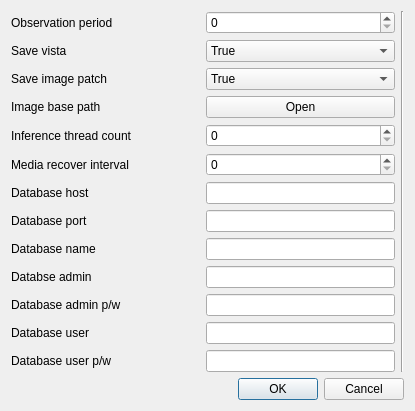
This is js06/resources/config_view.ui in Oh-JongJin/js08 as Qt 5 draws it before an edit. The edited form follows.
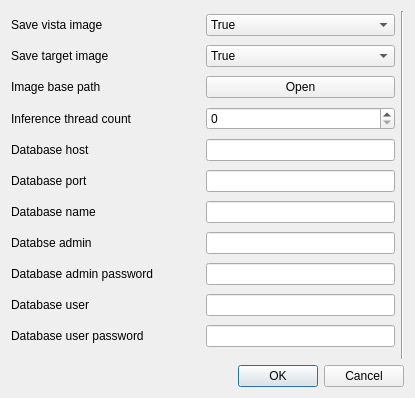
This is the edited form.

```diff
--- a/js06/resources/config_view.ui
+++ b/js06/resources/config_view.ui
@@ -30,137 +30,110 @@
     <layout class="QHBoxLayout" name="horizontalLayout">
      <item>
       <layout class="QGridLayout" name="gridLayout">
-       <item row="10" column="0">
-        <widget class="QLabel" name="label_11">
+       <item row="8" column="1">
+        <widget class="QLineEdit" name="DatabaseAdminPw_lineEdit">
+         <property name="sizePolicy">
+          <sizepolicy hsizetype="Minimum" vsizetype="Fixed">
+           <horstretch>0</horstretch>
+           <verstretch>0</verstretch>
+          </sizepolicy>
+         </property>
+        </widget>
+       </item>
+       <item row="6" column="0">
+        <widget class="QLabel" name="label_9">
          <property name="text">
-          <string>Database admin p/w</string>
+          <string>Database name</string>
+         </property>
+        </widget>
+       </item>
+       <item row="9" column="0">
+        <widget class="QLabel" name="label_12">
+         <property name="text">
+          <string>Database user</string>
          </property>
         </widget>
        </item>
        <item row="4" column="0">
+        <widget class="QLabel" name="label_7">
+         <property name="text">
+          <string>Database host</string>
+         </property>
+        </widget>
+       </item>
+       <item row="3" column="0">
         <widget class="QLabel" name="label_5">
          <property name="text">
           <string>Inference thread count</string>
          </property>
         </widget>
        </item>
-       <item row="12" column="0">
+       <item row="1" column="0">
+        <widget class="QLabel" name="label_3">
+         <property name="text">
+          <string>Save target image</string>
+         </property>
+        </widget>
+       </item>
+       <item row="10" column="0">
         <widget class="QLabel" name="label_13">
          <property name="text">
-          <string>Database user p/w</string>
+          <string>Database user password</string>
          </property>
         </widget>
        </item>
-       <item row="7" column="0">
+       <item row="3" column="1">
+        <widget class="QSpinBox" name="InferenceThreadCount_spinBox"/>
+       </item>
+       <item row="5" column="0">
         <widget class="QLabel" name="label_8">
          <property name="text">
           <string>Database port</string>
          </property>
         </widget>
        </item>
-       <item row="5" column="0">
-        <widget class="QLabel" name="label_6">
-         <property name="text">
-          <string>Media recover interval</string>
-         </property>
-        </widget>
-       </item>
-       <item row="3" column="1">
+       <item row="2" column="1">
         <widget class="QPushButton" name="ImageBasePath_pushButton">
          <property name="text">
           <string>Open</string>
          </property>
         </widget>
        </item>
-       <item row="6" column="1">
-        <widget class="QLineEdit" name="DatabaseHost_lineEdit">
-         <property name="sizePolicy">
-          <sizepolicy hsizetype="Minimum" vsizetype="Fixed">
-           <horstretch>0</horstretch>
-           <verstretch>0</verstretch>
-          </sizepolicy>
-         </property>
-        </widget>
-       </item>
-       <item row="10" column="1">
-        <widget class="QLineEdit" name="DatabaseAdminPw_lineEdit">
-         <property name="sizePolicy">
-          <sizepolicy hsizetype="Minimum" vsizetype="Fixed">
-           <horstretch>0</horstretch>
-           <verstretch>0</verstretch>
-          </sizepolicy>
-         </property>
-        </widget>
-       </item>
-       <item row="4" column="1">
-        <widget class="QSpinBox" name="InferenceThreadCount_spinBox"/>
-       </item>
-       <item row="9" column="1">
-        <widget class="QLineEdit" name="DatabaseAdmin_lineEdit">
-         <property name="sizePolicy">
-          <sizepolicy hsizetype="Minimum" vsizetype="Fixed">
-           <horstretch>0</horstretch>
-           <verstretch>0</verstretch>
-          </sizepolicy>
-         </property>
-        </widget>
-       </item>
-       <item row="11" column="1">
-        <widget class="QLineEdit" name="DatabaseUser_lineEdit">
-         <property name="sizePolicy">
-          <sizepolicy hsizetype="Minimum" vsizetype="Fixed">
-           <horstretch>0</horstretch>
-           <verstretch>0</verstretch>
-          </sizepolicy>
-         </property>
-        </widget>
-       </item>
-       <item row="3" column="0">
+       <item row="2" column="0">
         <widget class="QLabel" name="label_4">
          <property name="text">
           <string>Image base path</string>
          </property>
         </widget>
        </item>
+       <item row="7" column="1">
+        <widget class="QLineEdit" name="DatabaseAdmin_lineEdit">
+         <property name="sizePolicy">
+          <sizepolicy hsizetype="Minimum" vsizetype="Fixed">
+           <horstretch>0</horstretch>
+           <verstretch>0</verstretch>
+          </sizepolicy>
+         </property>
+        </widget>
+       </item>
        <item row="8" column="0">
-        <widget class="QLabel" name="label_9">
+        <widget class="QLabel" name="label_11">
          <property name="text">
-          <string>Database name</string>
+          <string>Database admin password</string>
          </property>
         </widget>
        </item>
-       <item row="2" column="0">
-        <widget class="QLabel" name="label_3">
-         <property name="text">
-          <string>Save image patch</string>
+       <item row="9" column="1">
+        <widget class="QLineEdit" name="DatabaseUser_lineEdit">
+         <property name="sizePolicy">
+          <sizepolicy hsizetype="Minimum" vsizetype="Fixed">
+           <horstretch>0</horstretch>
+           <verstretch>0</verstretch>
+          </sizepolicy>
          </property>
         </widget>
        </item>
-       <item row="11" column="0">
-        <widget class="QLabel" name="label_12">
-         <property name="text">
-          <string>Database user</string>
-         </property>
-        </widget>
-       </item>
-       <item row="6" column="0">
-        <widget class="QLabel" name="label_7">
-         <property name="text">
-          <string>Database host</string>
-         </property>
-        </widget>
-       </item>
-       <item row="5" column="1">
-        <widget class="QSpinBox" name="MediaRecoverInterval_spinBox"/>
-       </item>
-       <item row="0" column="0">
-        <widget class="QLabel" name="label">
-         <property name="text">
-          <string>Observation period</string>
-         </property>
-        </widget>
-       </item>
-       <item row="12" column="1">
+       <item row="10" column="1">
         <widget class="QLineEdit" name="DatabaseUserPw_lineEdit">
          <property name="sizePolicy">
           <sizepolicy hsizetype="Minimum" vsizetype="Fixed">
@@ -170,7 +143,7 @@
          </property>
         </widget>
        </item>
-       <item row="1" column="1">
+       <item row="0" column="1">
         <widget class="QComboBox" name="SaveVista_comboBox">
          <item>
           <property name="text">
@@ -184,7 +157,7 @@
          </item>
         </widget>
        </item>
-       <item row="8" column="1">
+       <item row="6" column="1">
         <widget class="QLineEdit" name="DatabaseName_lineEdit">
          <property name="sizePolicy">
           <sizepolicy hsizetype="Minimum" vsizetype="Fixed">
@@ -194,34 +167,31 @@
          </property>
         </widget>
        </item>
-       <item row="0" column="1">
-        <widget class="QSpinBox" name="ObsercationPeriod_spinBox"/>
+       <item row="4" column="1">
+        <widget class="QLineEdit" name="DatabaseHost_lineEdit">
+         <property name="sizePolicy">
+          <sizepolicy hsizetype="Minimum" vsizetype="Fixed">
+           <horstretch>0</horstretch>
+           <verstretch>0</verstretch>
+          </sizepolicy>
+         </property>
+        </widget>
        </item>
-       <item row="9" column="0">
+       <item row="0" column="0">
+        <widget class="QLabel" name="label_2">
+         <property name="text">
+          <string>Save vista image</string>
+         </property>
+        </widget>
+       </item>
+       <item row="7" column="0">
         <widget class="QLabel" name="label_10">
          <property name="text">
           <string>Databse admin</string>
          </property>
         </widget>
        </item>
-       <item row="7" column="1">
-        <widget class="QLineEdit" name="DatabasePort_lineEdit">
-         <property name="sizePolicy">
-          <sizepolicy hsizetype="Minimum" vsizetype="Fixed">
-           <horstretch>0</horstretch>
-           <verstretch>0</verstretch>
-          </sizepolicy>
-         </property>
-        </widget>
-       </item>
-       <item row="1" column="0">
-        <widget class="QLabel" name="label_2">
-         <property name="text">
-          <string>Save vista</string>
-         </property>
-        </widget>
-       </item>
-       <item row="2" column="1">
+       <item row="1" column="1">
         <widget class="QComboBox" name="SaveImagePatch_comboBox">
          <item>
           <property name="text">
@@ -235,6 +205,16 @@
          </item>
         </widget>
        </item>
+       <item row="5" column="1">
+        <widget class="QLineEdit" name="DatabasePort_lineEdit">
+         <property name="sizePolicy">
+          <sizepolicy hsizetype="Minimum" vsizetype="Fixed">
+           <horstretch>0</horstretch>
+           <verstretch>0</verstretch>
+          </sizepolicy>
+         </property>
+        </widget>
+       </item>
       </layout>
      </item>
      <item>
```
